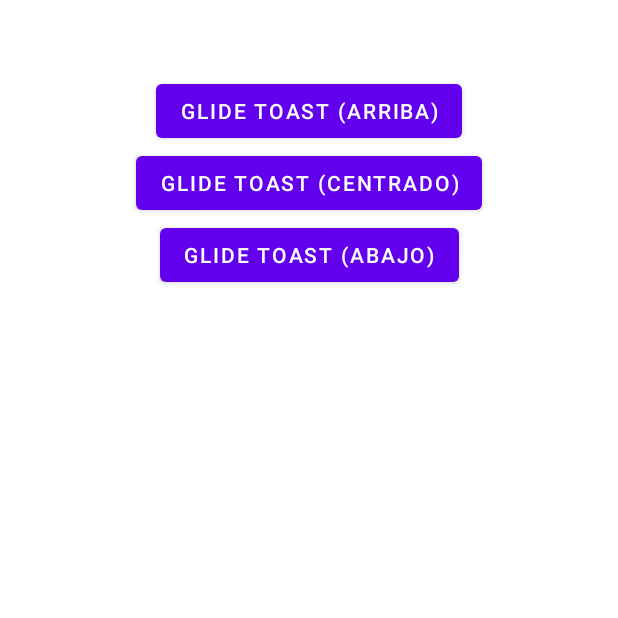
After one commit to Izhar7QR/Proyecto_moviles_farmacia, an Android app: the Glide screen opened directly, with no data from a screen before it, on a phone screen of 412 x 824 dp, the top half of it. The commit adds this screen. Run offline under Robolectric (Android 15) with nearby library versions, the phone set to English and light mode, and no system bars; libraries missing offline, so code that uses them is left out: com.jeevandeshmukh.glidetoastlib.

Commit message:
add API Glide

```diff
--- a/app/build.gradle
+++ b/app/build.gradle
@@ -52,4 +52,5 @@ dependencies {
 
     implementation 'com.google.android.gms:play-services-maps:18.1.0'
 
+    implementation 'com.github.imjeevandeshmukh:GlideToast:1.0'
 }
--- a/app/src/main/AndroidManifest.xml
+++ b/app/src/main/AndroidManifest.xml
@@ -15,6 +15,9 @@
         android:supportsRtl="true"
         android:theme="@style/Theme.Proyecto_Farmacia"
         tools:targetApi="31">
+        <activity
+            android:name=".Glide"
+            android:exported="false" />
 
         <meta-data
             android:name="com.google.android.geo.API_KEY"
@@ -31,9 +34,6 @@
                 android:name="android.support.PARENT_ACTIVITY"
                 android:value=".MainActivity" />
         </activity>
-
-
-
         <activity
             android:name=".ver_producto"
             android:exported="false" />
--- /dev/null
+++ b/app/src/main/java/com/example/proyecto_farmacia/Glide.java
@@ -0,0 +1,48 @@
+package com.example.proyecto_farmacia;
+
+import androidx.appcompat.app.AppCompatActivity;
+
+import android.os.Bundle;
+import android.view.View;
+import android.widget.Button;
+
+import com.jeevandeshmukh.glidetoastlib.GlideToast;
+
+public class Glide extends AppCompatActivity {
+
+    private Button btnGlide, btnCentrado, btnAbajo;
+
+    @Override
+    protected void onCreate(Bundle savedInstanceState) {
+        super.onCreate(savedInstanceState);
+        setContentView(R.layout.activity_glide);
+
+        btnGlide = findViewById(R.id.btn_toast);
+        btnCentrado = findViewById(R.id.btn_toastCenter);
+        btnAbajo = findViewById(R.id.btn_toastBottom);
+
+        btnGlide.setOnClickListener(new View.OnClickListener() {
+            @Override
+            public void onClick(View view) {
+                new GlideToast.makeToast(Glide.this,"Este es un mensaje flotante con Glide", 2000, GlideToast.CUSTOMTOAST, GlideToast.TOP,R.drawable.baseline_warning_24, "#EC407A").show();
+
+            }
+        });
+
+        btnCentrado.setOnClickListener(new View.OnClickListener() {
+            @Override
+            public void onClick(View view) {
+                new GlideToast.makeToast(Glide.this,"Este es un mensaje flotante con Glide", 2000, GlideToast.CUSTOMTOAST, GlideToast.CENTER,R.drawable.baseline_warning_24, "#EC407A").show();
+
+            }
+        });
+
+        btnAbajo.setOnClickListener(new View.OnClickListener() {
+            @Override
+            public void onClick(View view) {
+                new GlideToast.makeToast(Glide.this,"Este es un mensaje flotante con Glide", 2000, GlideToast.CUSTOMTOAST, GlideToast.BOTTOM,R.drawable.baseline_warning_24, "#EC407A").show();
+
+            }
+        });
+    }
+}
--- a/app/src/main/java/com/example/proyecto_farmacia/MainMaps.java
+++ b/app/src/main/java/com/example/proyecto_farmacia/MainMaps.java
@@ -9,16 +9,16 @@ import android.widget.Button;
 
 public class MainMaps extends AppCompatActivity {
 
-    private Button btnMap;
+    private Button btnMapv;
 
     @Override
     protected void onCreate(Bundle savedInstanceState) {
         super.onCreate(savedInstanceState);
         setContentView(R.layout.activity_main_maps);
 
-        btnMap = findViewById(R.id.btnMap);
+        btnMapv = findViewById(R.id.btnMap);
 
-        btnMap.setOnClickListener(new View.OnClickListener() {
+        btnMapv.setOnClickListener(new View.OnClickListener() {
             @Override
             public void onClick(View view) {
                 Intent intent = new Intent(getApplicationContext(), Map.class);
--- a/app/src/main/java/com/example/proyecto_farmacia/Map.java
+++ b/app/src/main/java/com/example/proyecto_farmacia/Map.java
@@ -24,8 +24,8 @@ public class Map extends AppCompatActivity implements OnMapReadyCallback {
         setContentView(R.layout.activity_map);
 
         //setSupportActionBar(findViewById(R.id.toolbar));
-        Objects.requireNonNull(getSupportActionBar()).setDisplayHomeAsUpEnabled(true);
-        getSupportActionBar().setDisplayShowTitleEnabled(true);
+        //Objects.requireNonNull(getSupportActionBar()).setDisplayHomeAsUpEnabled(true);
+        //getSupportActionBar().setDisplayShowTitleEnabled(true);
 
 
         mapView = findViewById(R.id.mapView);
--- /dev/null
+++ b/app/src/main/res/drawable/baseline_warning_24.xml
@@ -0,0 +1,5 @@
+<vector android:height="24dp" android:tint="#000000"
+    android:viewportHeight="24" android:viewportWidth="24"
+    android:width="24dp" xmlns:android="http://schemas.android.com/apk/res/android">
+    <path android:fillColor="@android:color/white" android:pathData="M1,21h22L12,2 1,21zM13,18h-2v-2h2v2zM13,14h-2v-4h2v4z"/>
+</vector>
--- /dev/null
+++ b/app/src/main/res/layout/activity_glide.xml
@@ -0,0 +1,39 @@
+<?xml version="1.0" encoding="utf-8"?>
+<androidx.constraintlayout.widget.ConstraintLayout xmlns:android="http://schemas.android.com/apk/res/android"
+    xmlns:app="http://schemas.android.com/apk/res-auto"
+    xmlns:tools="http://schemas.android.com/tools"
+    android:layout_width="match_parent"
+    android:layout_height="match_parent"
+    tools:context=".Glide">
+
+    <Button
+        android:id="@+id/btn_toast"
+        android:layout_width="wrap_content"
+        android:layout_height="wrap_content"
+        android:layout_marginTop="50dp"
+        android:text="Glide Toast (Arriba)"
+        app:layout_constraintEnd_toEndOf="parent"
+        app:layout_constraintStart_toStartOf="parent"
+        app:layout_constraintTop_toTopOf="parent" />
+
+    <Button
+        android:id="@+id/btn_toastCenter"
+        android:layout_width="wrap_content"
+        android:layout_height="wrap_content"
+        android:text="Glide Toast (Centrado)"
+        app:layout_constraintEnd_toEndOf="parent"
+        app:layout_constraintStart_toStartOf="parent"
+        app:layout_constraintTop_toBottomOf="@+id/btn_toast" />
+
+    <Button
+        android:id="@+id/btn_toastBottom"
+        android:layout_width="wrap_content"
+        android:layout_height="wrap_content"
+        android:text="Glide Toast (Abajo)"
+        app:layout_constraintEnd_toEndOf="parent"
+        app:layout_constraintStart_toStartOf="parent"
+        app:layout_constraintTop_toBottomOf="@+id/btn_toastCenter" />
+
+
+
+</androidx.constraintlayout.widget.ConstraintLayout>
--- a/app/src/main/res/layout/fragment_profile.xml
+++ b/app/src/main/res/layout/fragment_profile.xml
@@ -27,6 +27,11 @@
             android:layout_width="match_parent"
             android:layout_height="wrap_content"
             android:text="Maps" />
+        <Button
+            android:id="@+id/btn_glide"
+            android:layout_width="match_parent"
+            android:layout_height="wrap_content"
+            android:text="Glide" />
     </LinearLayout>
 
 </FrameLayout>
--- a/build.gradle
+++ b/build.gradle
@@ -24,5 +24,7 @@ allprojects {
 
         mavenCentral()  // Maven Central repository
 
+        maven { url 'https://jitpack.io' }
+
     }
 }
```
Also changed, not shown: app/src/main/java/com/example/proyecto_farmacia/Profile.java (+9 -2 lines), gradle.properties (+9 -13 lines).
